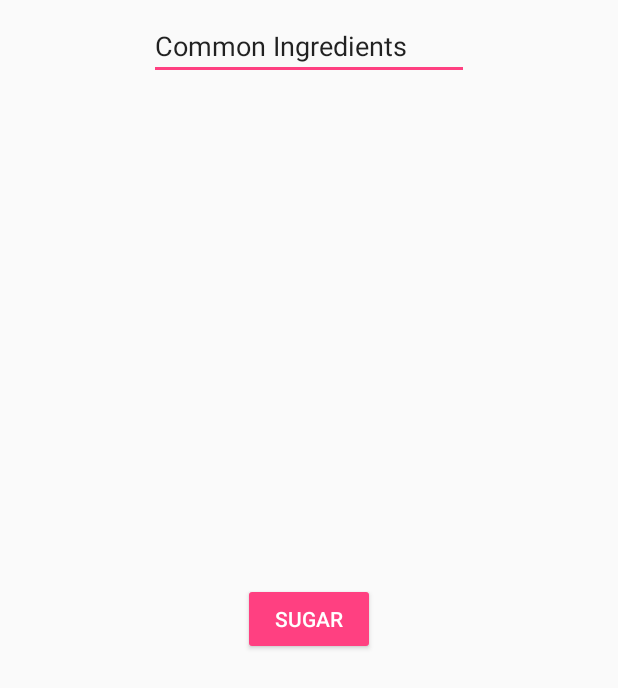
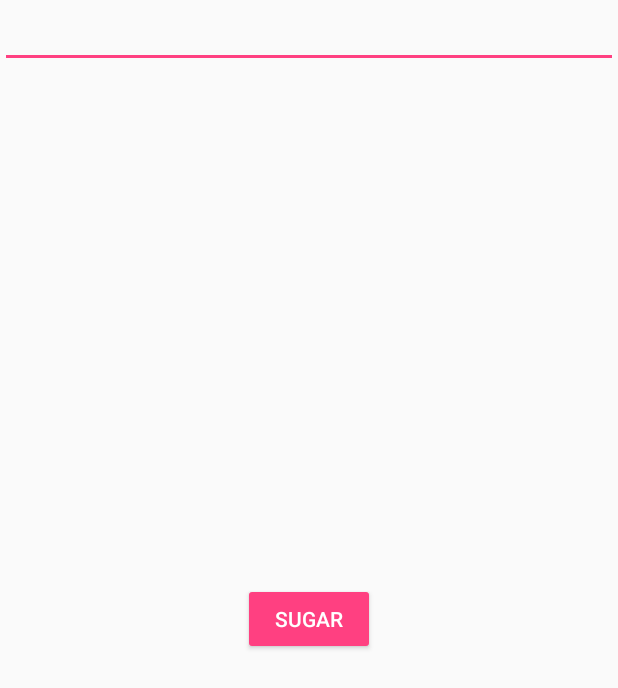
Before and after one commit to sage-t/Recipist, an Android app: the layout activity_ddscreen.xml on its own in the app's theme, with its tools: preview values and no code run, on a phone screen of 412 x 824 dp. Shown: the top 688 px of the screen. Run offline under Robolectric (Android 15) with nearby library versions, the phone set to English and light mode, and no system bars.

Commit message:
Update activity_ddscreen.xml

```diff
--- a/src/main/res/layout/activity_ddscreen.xml
+++ b/src/main/res/layout/activity_ddscreen.xml
@@ -5,20 +5,6 @@
     android:layout_width="match_parent"
     android:layout_height="match_parent"
     tools:context="potatoteam.yumyum.DDscreen">
-
-    <EditText
-        android:id="@+id/editText"
-        android:layout_width="wrap_content"
-        android:layout_height="wrap_content"
-        android:ems="10"
-        android:inputType="textPersonName"
-        android:text="Common Ingredients"
-        app:layout_constraintTop_toTopOf="parent"
-        android:layout_marginTop="8dp"
-        app:layout_constraintLeft_toLeftOf="parent"
-        android:layout_marginLeft="8dp"
-        android:layout_marginRight="8dp"
-        app:layout_constraintRight_toRightOf="parent" />
 
     <Button
         android:id="@+id/but2"
@@ -35,4 +21,13 @@
         app:layout_constraintLeft_toLeftOf="parent"
         app:layout_constraintVertical_bias="0.501"
         app:layout_constraintRight_toRightOf="parent" />
+
+    <EditText
+        android:id="@+id/search"
+        android:layout_width="fill_parent"
+        android:layout_height="wrap_content"
+        android:inputType="text"
+        android:imeOptions="actionSend"
+        tools:layout_editor_absoluteY="134dp"
+        tools:layout_editor_absoluteX="0dp" />
 </android.support.constraint.ConstraintLayout>
```
